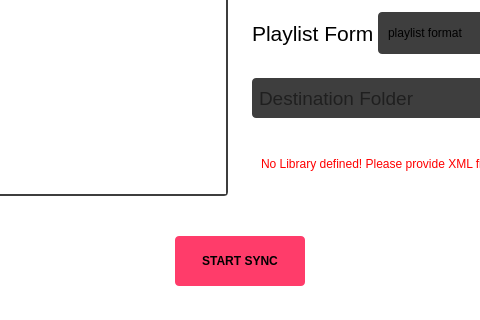
Qt form src/main/python/mainwindow.ui (SlawaGurevich/iTunes2SD) before a commit; both pictures show x 225 to 705 and y 567 to 887 of the 930 by 887 pixel window.
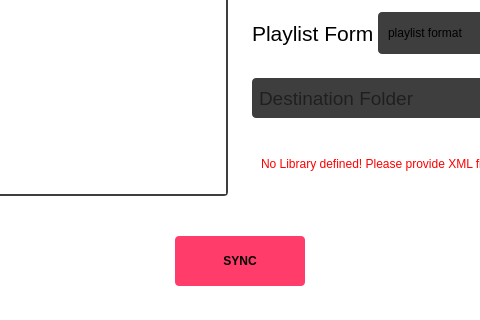
The same form after that commit. Icons and pictures are not drawn.

What changed in the file:
```diff
--- a/src/main/python/mainwindow.ui
+++ b/src/main/python/mainwindow.ui
@@ -636,6 +636,9 @@
       <layout class="QHBoxLayout" name="horizontalLayout">
        <item>
         <widget class="QPushButton" name="bSync">
+         <property name="enabled">
+          <bool>true</bool>
+         </property>
          <property name="maximumSize">
           <size>
            <width>130</width>
@@ -653,10 +656,14 @@
 	padding: 15;
 	border-radius: 4;
 	background-color: #FF3C6A;
+}
+
+#bSync:disabled {
+	background-color: #3e3e3e;
 }</string>
          </property>
          <property name="text">
-          <string>START SYNC</string>
+          <string>SYNC</string>
          </property>
         </widget>
        </item>
```
